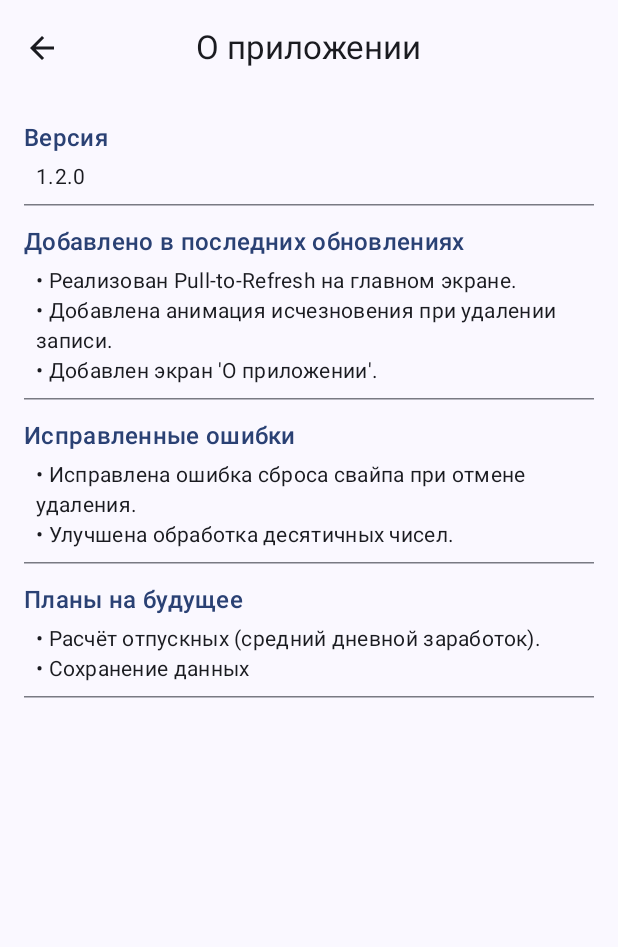
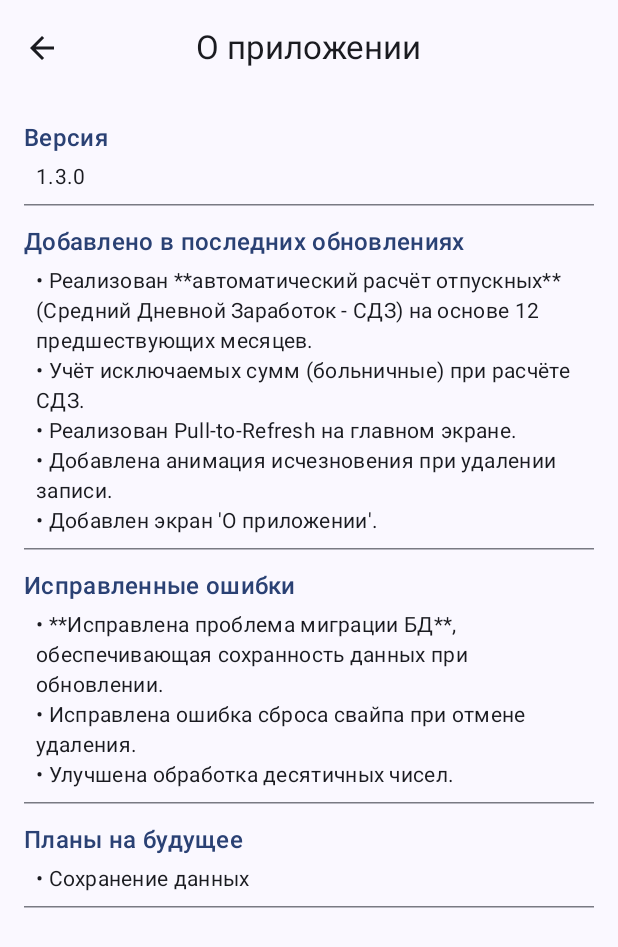
Before and after one commit to EgorPoprotskiy/EyeOfWages, an Android app built with Jetpack Compose: the AboutScreen screen opened through its navigation route, on a phone screen of 412 x 824 dp. Shown: the top 947 px of the screen. Run offline under Robolectric (Android 15) with nearby library versions, the phone set to English and light mode, and no system bars.

Commit message:
docs: edit_readme.md_and_edit_version

```diff
--- a/app/build.gradle.kts
+++ b/app/build.gradle.kts
@@ -18,8 +18,8 @@ android {
         applicationId = "com.egorpoprotskiy.eyeofwages"
         minSdk = 30
         targetSdk = 36
-        versionCode = 1
-        versionName = "1.0"
+        versionCode = 2
+        versionName = "1.3.0"
 
         testInstrumentationRunner = "androidx.test.runner.AndroidJUnitRunner"
         //Для использование векторных изображений в Compose
--- a/app/src/main/java/com/egorpoprotskiy/eyeofwages/month/AboutScreen.kt
+++ b/app/src/main/java/com/egorpoprotskiy/eyeofwages/month/AboutScreen.kt
@@ -68,6 +68,8 @@ private fun AboutBody(modifier: Modifier = Modifier) {
             InfoSection(
                 title = stringResource(R.string.features_added),
                 content = listOf(
+                    "• Реализован **автоматический расчёт отпускных** (Средний Дневной Заработок - СДЗ) на основе 12 предшествующих месяцев.",
+                    "• Учёт исключаемых сумм (больничные) при расчёте СДЗ.",
                     "• Реализован Pull-to-Refresh на главном экране.",
                     "• Добавлена анимация исчезновения при удалении записи.",
                     "• Добавлен экран 'О приложении'."
@@ -79,6 +81,7 @@ private fun AboutBody(modifier: Modifier = Modifier) {
             InfoSection(
                 title = stringResource(R.string.bug_fixes),
                 content = listOf(
+                    "• **Исправлена проблема миграции БД**, обеспечивающая сохранность данных при обновлении.",
                     "• Исправлена ошибка сброса свайпа при отмене удаления.",
                     "• Улучшена обработка десятичных чисел."
                 )
@@ -89,7 +92,6 @@ private fun AboutBody(modifier: Modifier = Modifier) {
             InfoSection(
                 title = stringResource(R.string.future_plans),
                 content = listOf(
-                    "• Расчёт отпускных (средний дневной заработок).",
                     "• Сохранение данных"
                 )
             )
--- a/app/src/main/res/values/strings.xml
+++ b/app/src/main/res/values/strings.xml
@@ -42,7 +42,7 @@
 
     <string name="about_app">О приложении</string>
     <string name="version_label">Версия</string>
-    <string name="version_number">1.2.0</string>
+    <string name="version_number">1.3.0</string>
     <string name="features_added">Добавлено в последних обновлениях</string>
     <string name="bug_fixes">Исправленные ошибки</string>
     <string name="future_plans">Планы на будущее</string>
```
Also changed, not shown: 1 other file.
